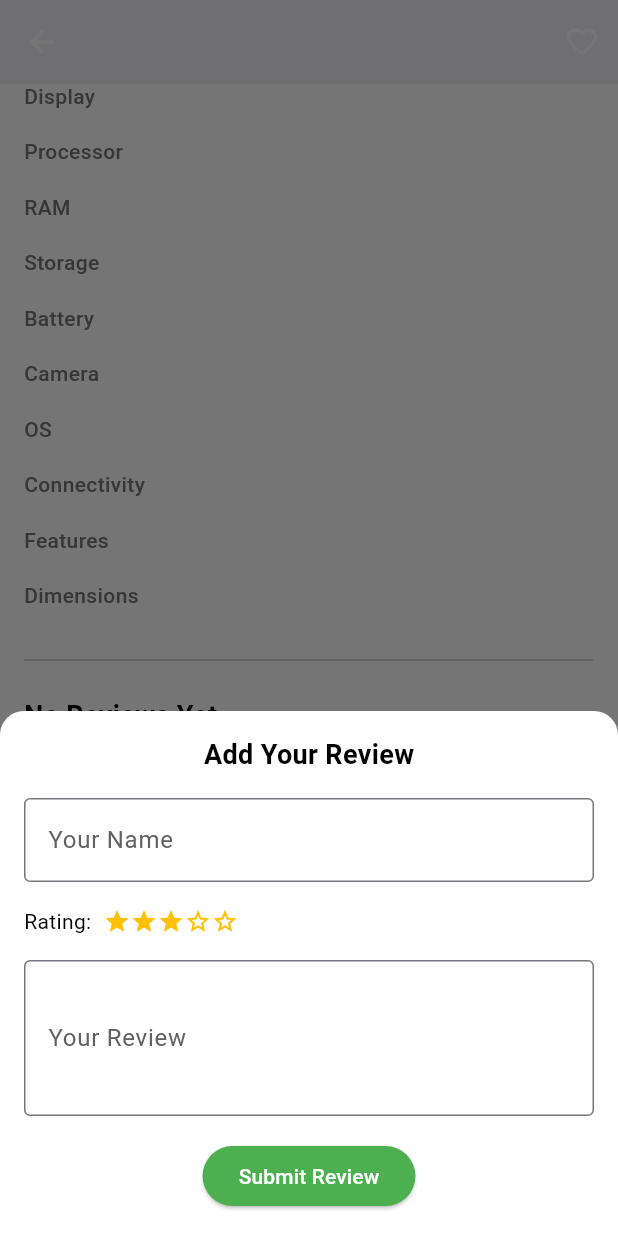
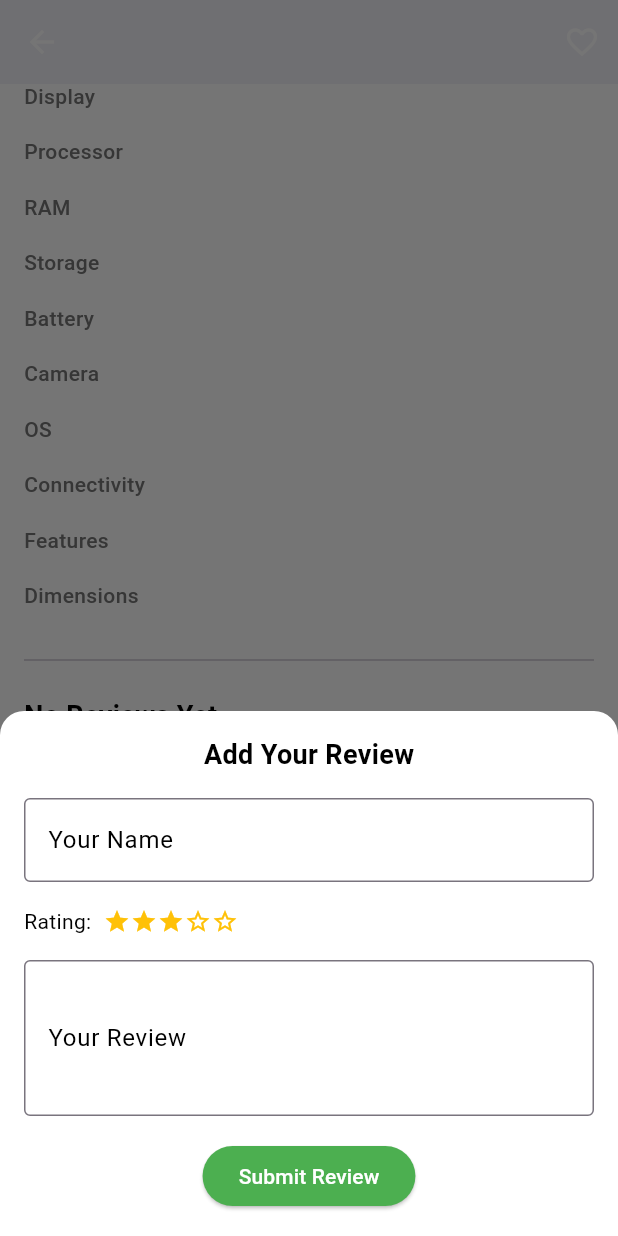
Before and after one commit to robiulsunnyemon/Dhaka-Shop, a Flutter app: the ProductDetailsView screen opened directly with empty values, scrolled down 576 dp, after a tap on "Write a Review", on a phone screen of 412 x 824 dp. Run offline on Flutter 3.47's test engine with Material 3 defaults, Android fonts, the phone set to English and light mode, and no system bars; our stand-ins replace cached_network_image, carousel_slider, get, image_picker, lottie, shared_preferences and 2 more; accounts and stored records are empty; network calls fail.

Commit message:
update ui

```diff
--- a/lib/app/modules/home/controllers/home_controller.dart
+++ b/lib/app/modules/home/controllers/home_controller.dart
@@ -1,18 +1,49 @@
+import 'dart:async';
+
+import 'package:flutter/cupertino.dart';
 import 'package:get/get.dart';
 
 import '../../../data/model/product_model.dart';
 import '../../../data/json_services/json_services.dart';
 
+
 class HomeController extends GetxController {
+  // Loading state
   var isLoading = true.obs;
+
+  // Product lists
   var productList = <Product>[].obs;
   var featuredProductList = <Product>[].obs;
+
+  // Banner
   final currentBannerIndex = 0.obs;
+  final List<String> sliderImages = [
+    'https://images.unsplash.com/photo-1649972904349-6e44c42644a7?q=80&w=2070&auto=format&fit=crop&ixlib=rb-4.1.0&ixid=M3wxMjA3fDB8MHxwaG90by1wYWdlfHx8fGVufDB8fHx8fA%3D%3D',
+    'https://images.unsplash.com/photo-1611186871348-b1ce696e52c9?q=80&w=2070&auto=format&fit=crop&ixlib=rb-4.1.0&ixid=M3wxMjA3fDB8MHxwaG90by1wYWdlfHx8fGVufDB8fHx8fA%3D%3D',
+    'https://images.unsplash.com/photo-1423784346385-c1d4dac9893a?q=80&w=2070&auto=format&fit=crop&ixlib=rb-4.1.0&ixid=M3wxMjA3fDB8MHxwaG90by1wYWdlfHx8fGVufDB8fHx8fA%3D%3D',
+  ];
+
+  // Search functionality
+  final filteredProducts = <Product>[].obs;
+  final searchQuery = ''.obs;
+
+  // Auto-scroll functionality
+  final ScrollController flashDealsScrollController = ScrollController();
+  Timer? _autoScrollTimer;
+  var currentFlashDealIndex = 0.obs;
+  var isScrolling = false.obs;
 
   @override
   void onInit() {
+    super.onInit();
     fetchProducts();
-    super.onInit();
+  }
+
+  @override
+  void onClose() {
+    _autoScrollTimer?.cancel();
+    flashDealsScrollController.dispose();
+    super.onClose();
   }
 
   void fetchProducts() async {
@@ -20,13 +51,18 @@ class HomeController extends GetxController {
       isLoading(true);
       var products = await ProductService().fetchProducts();
       productList.assignAll(products);
+      filteredProducts.assignAll(products);
+
+      // Start auto-scroll only if there are flash deals
+      if (flashDeals.isNotEmpty) {
+        startAutoScroll();
+      }
     } finally {
       isLoading(false);
     }
   }
 
-
-
+  // Product category getters
   List<Product> get mobileProducts =>
       productList.where((product) => product.category == 'Mobile').toList();
 
@@ -34,18 +70,9 @@ class HomeController extends GetxController {
       productList.where((product) => product.category == 'Laptop').toList();
 
   List<Product> get flashDeals =>
-      productList.where((product) => product.category == 'FlashDeals').toList();
+      productList.where((product) => product.category == "FlashDeals").toList();
 
-  final List<String> bannerImages = [
-    'https://images.unsplash.com/photo-1649972904349-6e44c42644a7?q=80&w=2070&auto=format&fit=crop&ixlib=rb-4.1.0&ixid=M3wxMjA3fDB8MHxwaG90by1wYWdlfHx8fGVufDB8fHx8fA%3D%3D',
-    'https://images.unsplash.com/photo-1611186871348-b1ce696e52c9?q=80&w=2070&auto=format&fit=crop&ixlib=rb-4.1.0&ixid=M3wxMjA3fDB8MHxwaG90by1wYWdlfHx8fGVufDB8fHx8fA%3D%3D',
-    'https://images.unsplash.com/photo-1423784346385-c1d4dac9893a?q=80&w=2070&auto=format&fit=crop&ixlib=rb-4.1.0&ixid=M3wxMjA3fDB8MHxwaG90by1wYWdlfHx8fGVufDB8fHx8fA%3D%3D',
-  ];
-
-
-  final filteredProducts = <Product>[].obs;
-  final searchQuery = ''.obs;
-
+  // Search functionality
   void searchProducts(String query) {
     searchQuery.value = query;
     if (query.isEmpty) {
@@ -61,5 +88,59 @@ class HomeController extends GetxController {
     );
   }
 
+  // Auto-scroll methods
+  void setupScrollListener() {
+    flashDealsScrollController.addListener(() {
+      if (flashDealsScrollController.position.pixels ==
+          flashDealsScrollController.position.maxScrollExtent) {
+        // When reached end, smoothly scroll back to start
+        resetToStart();
+      }
+    });
+  }
 
+  void startAutoScroll() {
+    _autoScrollTimer?.cancel();
+    isScrolling(true);
+
+    _autoScrollTimer = Timer.periodic(const Duration(seconds: 2), (timer) {
+      if (flashDeals.isEmpty || !flashDealsScrollController.hasClients) return;
+
+      if (currentFlashDealIndex.value >= flashDeals.length - 1) {
+        resetToStart();
+      } else {
+        scrollToNextItem();
+      }
+    });
+  }
+
+  void scrollToNextItem() {
+    currentFlashDealIndex.value++;
+    flashDealsScrollController.animateTo(
+      currentFlashDealIndex.value * 140.0,
+      duration: const Duration(milliseconds: 500),
+      curve: Curves.easeInOut,
+    );
+  }
+
+  void resetToStart() {
+    currentFlashDealIndex.value = 0;
+    flashDealsScrollController.animateTo(
+      0.0,
+      duration: const Duration(milliseconds: 800),
+      curve: Curves.easeInOut,
+    );
+  }
+
+  void stopAutoScroll() {
+    _autoScrollTimer?.cancel();
+    isScrolling(false);
+  }
+
+  // Call this when user manually scrolls to stop auto-scroll temporarily
+  void onManualScroll() {
+    stopAutoScroll();
+    // Optionally restart after some time
+    Future.delayed(const Duration(seconds: 10), startAutoScroll);
+  }
 }
--- a/lib/app/modules/onboarding/views/onboarding_view.dart
+++ b/lib/app/modules/onboarding/views/onboarding_view.dart
@@ -46,7 +46,7 @@ class OnboardingView extends GetView<OnboardingController> {
                   count: 3,
                   effect: WormEffect(
                     dotColor: Colors.grey,
-                    activeDotColor: Colors.green,
+                    activeDotColor: Colors.white.withValues(alpha: .5),
                     dotWidth: 10,
                     dotHeight: 10
                   ),
--- a/lib/app/modules/product_details/controllers/product_details_controller.dart
+++ b/lib/app/modules/product_details/controllers/product_details_controller.dart
@@ -1,23 +1,12 @@
 import 'package:get/get.dart';
 
+import '../../../data/model/product_model.dart';
+
 class ProductDetailsController extends GetxController {
-  //TODO: Implement ProductDetailsController
-
-  final count = 0.obs;
+  late final Product product;
   @override
   void onInit() {
     super.onInit();
+    product = Get.arguments as Product;
   }
-
-  @override
-  void onReady() {
-    super.onReady();
-  }
-
-  @override
-  void onClose() {
-    super.onClose();
-  }
-
-  void increment() => count.value++;
 }
--- a/lib/app/modules/product_details/views/product_details_view.dart
+++ b/lib/app/modules/product_details/views/product_details_view.dart
@@ -344,10 +344,8 @@ class ProductDetailsView extends GetView<ProductDetailsController> {
       Container(
         padding: const EdgeInsets.all(16),
         decoration: BoxDecoration(
-          color: themeController.isDarkMode
-              ? Colors.grey[900]
-              : Colors.white,
-          borderRadius: const BorderRadius.vertical(top: Radius.circular(16)),
+          borderRadius: const BorderRadius.vertical(top: Radius.circular(16),),
+          color: Get.theme.cardColor
         ),
         child: SingleChildScrollView(
           child: Column(
@@ -358,30 +356,17 @@ class ProductDetailsView extends GetView<ProductDetailsController> {
                 style: TextStyle(
                   fontSize: 18,
                   fontWeight: FontWeight.bold,
-                  color: themeController.isDarkMode
-                      ? Colors.white
-                      : Colors.black,
+
                 ),
               ),
               const SizedBox(height: 16),
               TextField(
                 decoration: InputDecoration(
                   labelText: 'Your Name',
-                  labelStyle: TextStyle(
-                    color: themeController.isDarkMode
-                        ? Colors.grey[300]
-                        : Colors.grey[700],
-                  ),
                   border: const OutlineInputBorder(),
-                  filled: themeController.isDarkMode,
-                  fillColor: themeController.isDarkMode
-                      ? Colors.grey[800]
-                      : null,
                 ),
                 style: TextStyle(
-                  color: themeController.isDarkMode
-                      ? Colors.white
-                      : Colors.black,
+                  color: Colors.black87,
                 ),
               ),
               const SizedBox(height: 16),
@@ -389,11 +374,6 @@ class ProductDetailsView extends GetView<ProductDetailsController> {
                 children: [
                   Text(
                     'Rating:',
-                    style: TextStyle(
-                      color: themeController.isDarkMode
-                          ? Colors.white
-                          : Colors.black,
-                    ),
                   ),
                   const SizedBox(width: 8),
                   _buildRatingStars(3),
@@ -404,32 +384,14 @@ class ProductDetailsView extends GetView<ProductDetailsController> {
                 maxLines: 3,
                 decoration: InputDecoration(
                   labelText: 'Your Review',
-                  labelStyle: TextStyle(
-                    color: themeController.isDarkMode
-                        ? Colors.grey[300]
-                        : Colors.grey[700],
-                  ),
                   border: const OutlineInputBorder(),
-                  filled: themeController.isDarkMode,
-                  fillColor: themeController.isDarkMode
-                      ? Colors.grey[800]
-                      : null,
-                ),
-                style: TextStyle(
-                  color: themeController.isDarkMode
-                      ? Colors.white
-                      : Colors.black,
                 ),
               ),
               const SizedBox(height: 16),
               ElevatedButton(
                 style: ElevatedButton.styleFrom(
-                  backgroundColor: themeController.isDarkMode
-                      ? Colors.greenAccent[400]
-                      : Colors.green,
-                  foregroundColor: themeController.isDarkMode
-                      ? Colors.black
-                      : Colors.white,
+                  backgroundColor: Colors.green,
+                  foregroundColor: Colors.white,
                 ),
                 onPressed: () {
                   Get.back();
--- a/lib/app/theme/controller/theme_controller.dart
+++ b/lib/app/theme/controller/theme_controller.dart
@@ -6,6 +6,12 @@ class ThemeController extends GetxController {
 
 
   static ThemeController get to => Get.find<ThemeController>();
+
+  final RxBool _isDark = false.obs;
+
+  // Expose the boolean value
+  bool get isDark => _isDark.value;
+
   // Reactive theme mode variable
   final Rx<ThemeMode> _themeMode = ThemeMode.system.obs;
 
@@ -19,7 +25,9 @@ class ThemeController extends GetxController {
   final ThemeData lightTheme = ThemeData(
     brightness: Brightness.light,
     scaffoldBackgroundColor: Colors.white,
+    cardColor: Colors.white,
     primaryColor: Colors.green,
+    primaryColorLight:Colors.black87,
     appBarTheme: const AppBarTheme(
       backgroundColor: Colors.white,
       elevation: 0,
@@ -68,7 +76,10 @@ class ThemeController extends GetxController {
   final ThemeData darkTheme = ThemeData(
     brightness: Brightness.dark,
     scaffoldBackgroundColor: Colors.grey[900],
-    primaryColor: Colors.greenAccent[400],
+    cardColor: Colors.grey[800],
+    primaryColorLight:Colors.white,
+    primaryColor: Colors.grey,
+    secondaryHeaderColor: Colors.black87,
     appBarTheme: AppBarTheme(
       backgroundColor: Colors.grey[850],
       elevation: 0,
@@ -81,14 +92,14 @@ class ThemeController extends GetxController {
     ),
     elevatedButtonTheme: ElevatedButtonThemeData(
       style: ButtonStyle(
-        backgroundColor: MaterialStateProperty.all(Colors.grey),
-        foregroundColor: MaterialStateProperty.all(Colors.white),
+        backgroundColor: WidgetStateProperty.all(Colors.grey),
+        foregroundColor: WidgetStateProperty.all(Colors.white),
       ),
     ),
     textButtonTheme: TextButtonThemeData(
       style: ButtonStyle(
        // backgroundColor: MaterialStateProperty.all(Colors.black),
-        foregroundColor: MaterialStateProperty.all(Colors.grey),
+        foregroundColor: WidgetStateProperty.all(Colors.grey),
       ),
     ),
     inputDecorationTheme: InputDecorationTheme(
@@ -130,7 +141,13 @@ class ThemeController extends GetxController {
   void onInit() {
     super.onInit();
     _loadThemeFromPrefs();
+    ever(_themeMode, (ThemeMode mode) {
+      _isDark.value = mode == ThemeMode.dark ||
+          (mode == ThemeMode.system &&
+              Get.isPlatformDarkMode);
+    });
   }
+
 
   // Load theme preference from SharedPreferences
   Future<void> _loadThemeFromPrefs() async {
@@ -149,6 +166,10 @@ class ThemeController extends GetxController {
     try {
       _themeMode.value = mode;
       Get.changeThemeMode(mode);
+
+      _isDark.value = mode == ThemeMode.dark ||
+          (mode == ThemeMode.system &&
+              Get.isPlatformDarkMode);
 
       final prefs = await SharedPreferences.getInstance();
       await prefs.setString(_themePrefKey, mode.toString().split('.').last);
```
Also changed, not shown: lib/app/modules/home/views/home_view.dart (+30 -23 lines), lib/app/modules/profile/views/profile_view.dart (+5 -5 lines).
